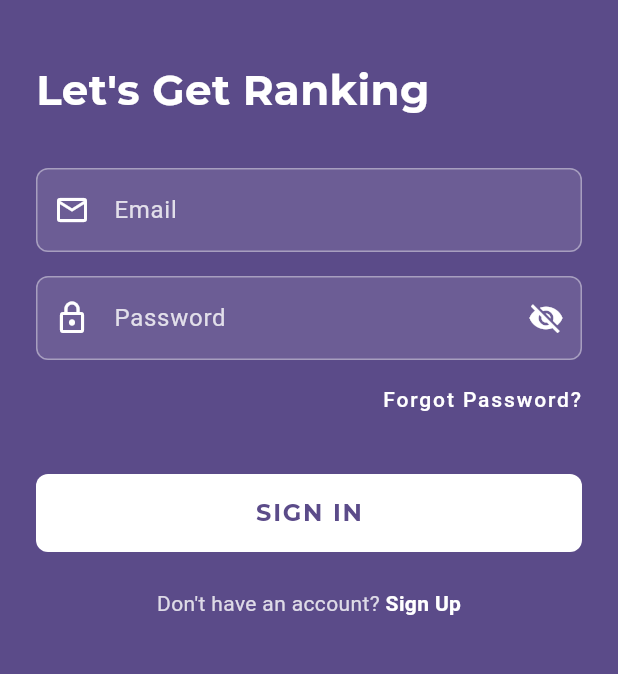
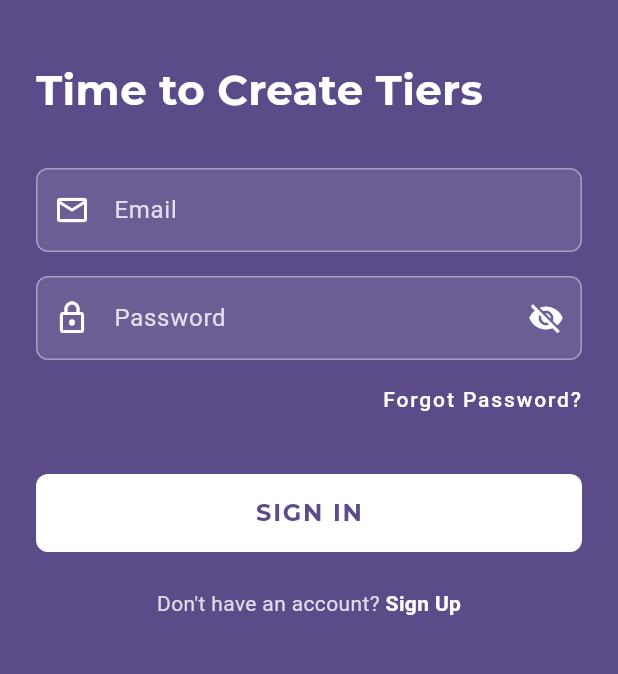
Before and after one commit to Waxmard/rinking-epp, a Flutter app: the screen it shows after launch, on a phone screen of 412 x 824 dp, the part 420-1094 px from its top. Run offline on Flutter 3.47's test engine with Material 3 defaults, Android fonts, the phone set to English and light mode, and no system bars; our stand-ins replace google_fonts.

Commit message:
feat(login): add random login phrases for improved UX
Introduce a list of login phrases to enhance the welcome experience.
Remove the previous mechanism for tracking the last phrase and
allow random selection from the new list to keep the content
fresh and engaging on each widget rebuild.

```diff
--- a/ui/lib/screens/login_screen.dart
+++ b/ui/lib/screens/login_screen.dart
@@ -16,6 +16,17 @@ class _LoginScreenState extends State<LoginScreen> with SingleTickerProviderStat
   late Animation<double> _fadeAnimation;
   bool _passwordVisible = false;
 
+  // List of login phrases
+  final List<String> _loginPhrases = [
+    'Time to Create Tiers',
+    'Rank Your Favorites',
+    'Let\'s Make Some Lists',
+    'Ready to Rank?',
+    'Start Your Tier Lists',
+  ];
+
+  // No need to track last phrase anymore
+
   @override
   void initState() {
     super.initState();
@@ -30,6 +41,13 @@ class _LoginScreenState extends State<LoginScreen> with SingleTickerProviderStat
       ),
     );
     _animationController.forward();
+  }
+
+  // Method to get a random phrase that's different from the last one
+  String _getRandomPhrase() {
+    // Simply pick a random phrase from the list - no need to avoid repeats
+    final random = DateTime.now().millisecondsSinceEpoch % _loginPhrases.length;
+    return _loginPhrases[random];
   }
 
   @override
@@ -155,11 +173,14 @@ class _LoginScreenState extends State<LoginScreen> with SingleTickerProviderStat
   }
 
   Widget _buildTitle({bool isLarge = false}) {
+    // Get a new random phrase each time the widget rebuilds
+    final phrase = _getRandomPhrase();
+
     return Column(
       crossAxisAlignment: CrossAxisAlignment.start,
       children: [
         Text(
-          'Let\'s Get Ranking',
+          phrase,
           style: GoogleFonts.montserrat(
             fontSize: isLarge ? 36 : 28,
             fontWeight: FontWeight.bold,
```
